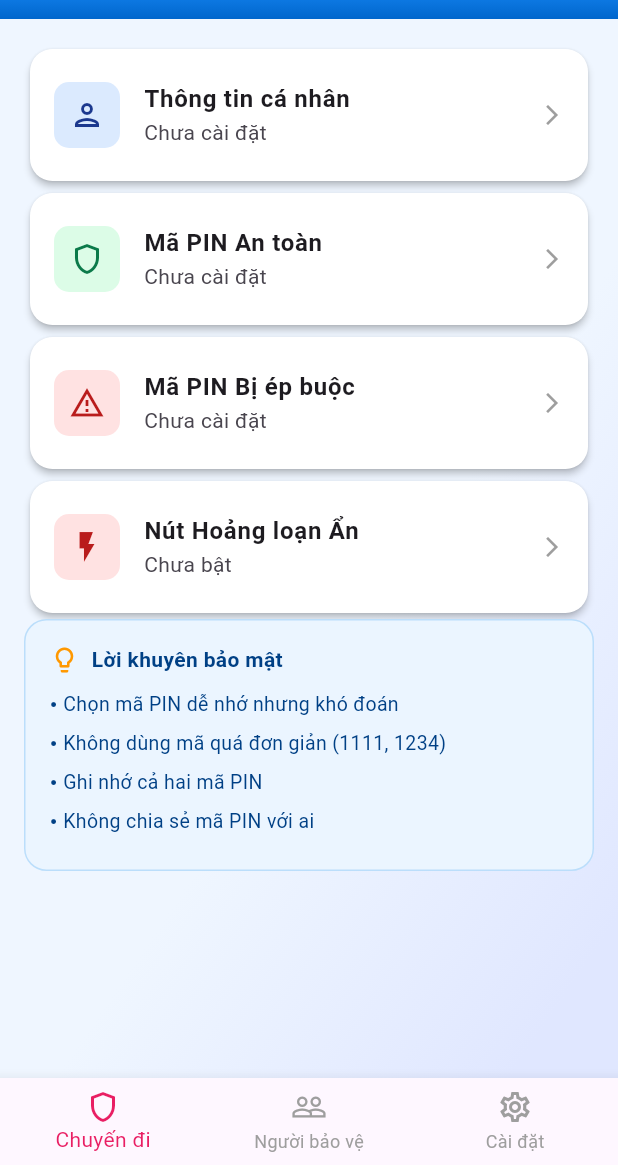
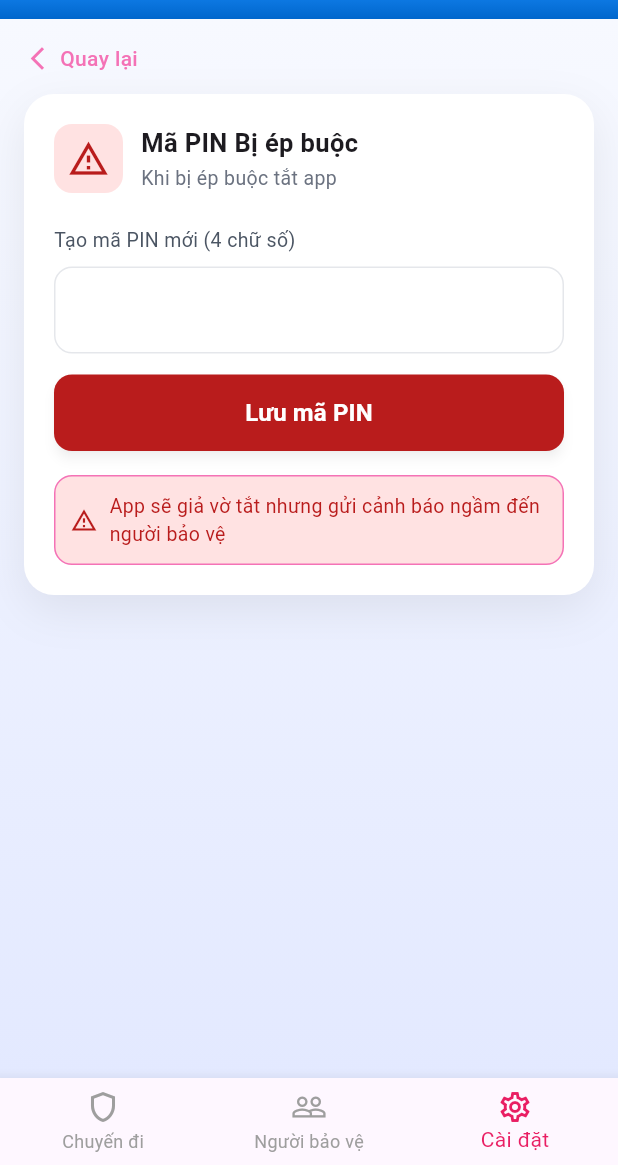
Before and after one commit to NguyenDucAnhhh/SafeTrek, a Flutter app: the screen it shows after launch, after a tap on "Mã PIN Bị ép buộc", on a phone screen of 412 x 824 dp, the part 71-1236 px from its top. Run offline on Flutter 3.47's test engine with Material 3 defaults, Android fonts, the phone set to English and light mode, and no system bars; Roboto replaces fonts that are missing (Arimo).

Commit message:
update setting duress PIN screen

```diff
--- a/lib/screens/setting/setting.dart
+++ b/lib/screens/setting/setting.dart
@@ -81,7 +81,12 @@ class _SettingState extends State<Setting> {
                 iconBgColor: const Color(0xFFFFE2E2),
                 title: 'Mã PIN Bị ép buộc',
                 subtitle: _hasDuressPin ? 'Đã cài đặt' : 'Chưa cài đặt',
-                onTap: (){},
+                onTap: (){
+                  Navigator.push(
+                    context,
+                    MaterialPageRoute(builder: (context) => const SettingDuressPIN()),
+                  );
+                },
               ),
 
               ActionCard(
--- a/lib/screens/setting/setting_duressPIN.dart
+++ b/lib/screens/setting/setting_duressPIN.dart
@@ -0,0 +1,217 @@
+import 'package:flutter/material.dart';
+import 'package:safetrek_project/widgets/app_bar.dart';
+import 'package:safetrek_project/widgets/bottom_navigation.dart';
+
+class SettingDuressPIN extends StatefulWidget {
+  const SettingDuressPIN({super.key});
+
+  @override
+  State<SettingDuressPIN> createState() => _SettingDuressPINState();
+}
+
+class _SettingDuressPINState extends State<SettingDuressPIN> {
+
+  int _selectedIndex = 2;
+  void _onItemTapped(int index) {
+    setState(() {
+      _selectedIndex = index;
+    });
+  }
+
+  @override
+  InputDecoration _inputStyle() {
+    return InputDecoration(
+      contentPadding: const EdgeInsets.symmetric(horizontal: 16, vertical: 14),
+      enabledBorder: OutlineInputBorder(
+        borderRadius: BorderRadius.circular(12),
+        borderSide: const BorderSide(color: Color(0xFFE5E7EB)),
+      ),
+      focusedBorder: OutlineInputBorder(
+        borderRadius: BorderRadius.circular(12),
+        borderSide: const BorderSide(color: Color(0xFFB91C1C)),
+      ),
+      filled: true,
+      fillColor: Colors.white,
+    );
+  }
+
+  @override
+  Widget build(BuildContext context) {
+    return Scaffold(
+      appBar: const CustomAppBar(),
+      body: Container(
+        width: double.infinity,
+        decoration: const BoxDecoration(
+          gradient: LinearGradient(
+            begin: Alignment.topCenter,
+            end: Alignment.bottomCenter,
+            colors: [
+              Color(0xFFF7F9FF),
+              Color(0xFFE3E9FF),
+            ],
+          ),
+        ),
+        child: SafeArea(
+          child: ListView(
+            padding: const EdgeInsets.symmetric(horizontal: 16, vertical: 16),
+            children: [
+              // Back row
+              GestureDetector(
+                onTap: () => Navigator.maybePop(context),
+                child: Row(
+                  children: const [
+                    Icon(Icons.arrow_back_ios_new,
+                        size: 18, color: Color(0xFFF472B6)),
+                    SizedBox(width: 6),
+                    Text(
+                      "Quay lại",
+                      style: TextStyle(
+                        color: Color(0xFFF472B6),
+                        fontWeight: FontWeight.w500,
+                      ),
+                    )
+                  ],
+                ),
+              ),
+
+              const SizedBox(height: 14),
+
+              Center(
+                child: Container(
+                  padding: const EdgeInsets.all(20),
+                  constraints: const BoxConstraints(maxWidth: 520),
+                  decoration: BoxDecoration(
+                    color: Colors.white,
+                    borderRadius: BorderRadius.circular(20),
+                    boxShadow: [
+                      BoxShadow(
+                        color: Colors.black.withOpacity(0.07),
+                        blurRadius: 25,
+                        offset: const Offset(0, 10),
+                      ),
+                    ],
+                  ),
+                  child: Column(
+                    crossAxisAlignment: CrossAxisAlignment.start,
+                    children: [
+                      Row(
+                        children: [
+                          Container(
+                            width: 46,
+                            height: 46,
+                            decoration: BoxDecoration(
+                              color: const Color(0xFFFFE2E2),
+                              borderRadius: BorderRadius.circular(12),
+                            ),
+                            child: const Icon(Icons.report_problem_outlined,
+                                size: 28, color: Color(0xFFB91C1C)),
+                          ),
+                          const SizedBox(width: 12),
+                          Column(
+                            crossAxisAlignment: CrossAxisAlignment.start,
+                            children: const [
+                              Text(
+                                "Mã PIN Bị ép buộc",
+                                style: TextStyle(
+                                    fontSize: 17, fontWeight: FontWeight.w600),
+                              ),
+                              SizedBox(height: 2),
+                              Text(
+                                "Khi bị ép buộc tắt app",
+                                style: TextStyle(
+                                  fontSize: 13,
+                                  color: Color(0xFF6B7280),
+                                ),
+                              ),
+                            ],
+                          ),
+                        ],
+                      ),
+
+                      const SizedBox(height: 22),
+
+                      const Text(
+                        "Tạo mã PIN mới (4 chữ số)",
+                        style: TextStyle(
+                          fontSize: 13,
+                          color: Color(0xFF4B5563),
+                        ),
+                      ),
+
+                      const SizedBox(height: 8),
+
+                      TextField(
+                        keyboardType: TextInputType.number,
+                        maxLength: 4,
+                        textAlign: TextAlign.center,
+                        decoration: _inputStyle().copyWith(counterText: ""),
+                        style: const TextStyle(letterSpacing: 4, fontSize: 20, fontWeight: FontWeight.w600,),
+                      ),
+
+                      const SizedBox(height: 14),
+
+                      SizedBox(
+                        width: double.infinity,
+                        child: ElevatedButton(
+                          onPressed: (){},
+                          style: ElevatedButton.styleFrom(
+                            padding: const EdgeInsets.symmetric(vertical: 14),
+                            shape: RoundedRectangleBorder(
+                                borderRadius: BorderRadius.circular(12)),
+                            backgroundColor: const Color(0xFFB91C1C),
+                            elevation: 3,
+                            shadowColor: Colors.black26,
+                          ),
+                          child: const Text(
+                            "Lưu mã PIN",
+                            style: TextStyle(
+                              fontSize: 16,
+                              fontWeight: FontWeight.w600,
+                              color: Colors.white,
+                            ),
+                          ),
+                        ),
+                      ),
+
+                      const SizedBox(height: 16),
+
+                      Container(
+                        width: double.infinity,
+                        padding: const EdgeInsets.all(10),
+                        decoration: BoxDecoration(
+                          color: const Color(0xFFFFE2E2),
+                          borderRadius: BorderRadius.circular(12),
+                          border: Border.all(color: const Color(0xFFF472B6)),
+                        ),
+                        child: const Row(
+                          children: [
+                            Icon(Icons.report_problem_outlined,
+                                size: 18, color: Color(0xFFB91C1C)),
+                            SizedBox(width: 8),
+                            Expanded(
+                              child: Text(
+                                "App sẽ giả vờ tắt nhưng gửi cảnh báo ngầm đến người bảo vệ",
+                                style: TextStyle(
+                                  fontSize: 13,
+                                  color: Color(0xFFB91C1C),
+                                ),
+                              ),
+                            ),
+                          ],
+                        ),
+                      ),
+                    ],
+                  ),
+                ),
+              ),
+            ],
+          ),
+        ),
+      ),
+      bottomNavigationBar: BottomNavigation(
+        currentIndex: _selectedIndex,
+        onTap: _onItemTapped,
+      ),
+    );
+  }
+}
```
